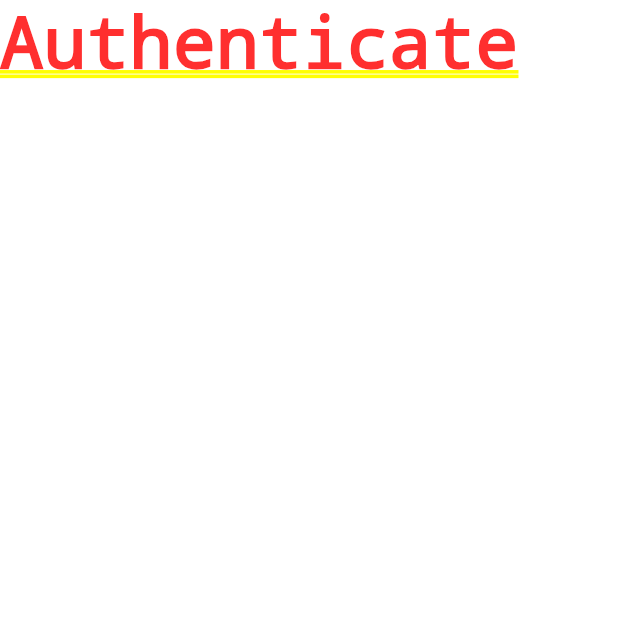
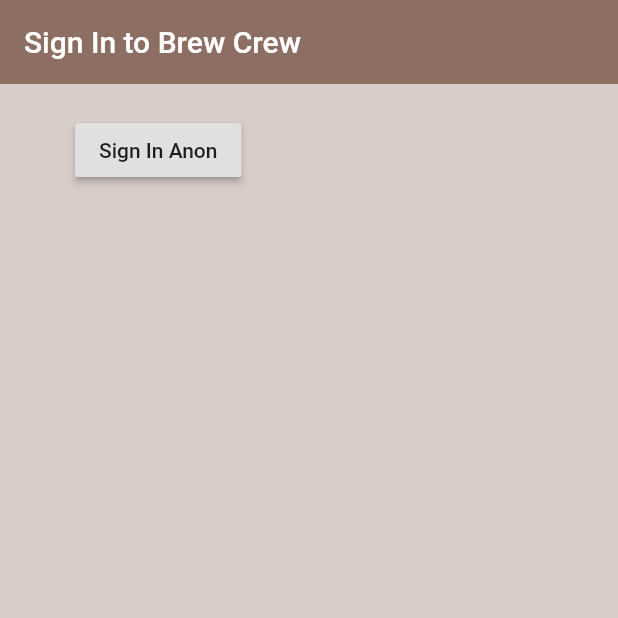
Before and after one commit to AshishBansal-Official/Flutter-Brew_crew, a Flutter app: the screen it shows after launch, on a phone screen of 412 x 824 dp, the top half of it. Run offline on Flutter 3.47's test engine with Material 2 defaults, Android fonts, the phone set to English and light mode, and no system bars; our stand-ins replace firebase_auth; accounts and stored records are empty.

Commit message:
Annonymous SignIn

```diff
--- a/lib/screens/authenticate/authenticate.dart
+++ b/lib/screens/authenticate/authenticate.dart
@@ -1,3 +1,4 @@
+import 'package:brew_crew/screens/authenticate/sign_in.dart';
 import 'package:flutter/material.dart';
 
 class Authenticate extends StatefulWidget {
@@ -9,7 +10,7 @@ class _AuthenticateState extends State<Authenticate> {
   @override
   Widget build(BuildContext context) {
     return Container(
-      child: Text("Authenticate"),
+      child: SignIn(),
     );
   }
 }
--- /dev/null
+++ b/lib/screens/authenticate/sign_in.dart
@@ -0,0 +1,39 @@
+import 'package:brew_crew/services/auth.dart';
+import 'package:flutter/material.dart';
+
+class SignIn extends StatefulWidget {
+  @override
+  _SignInState createState() => _SignInState();
+}
+
+class _SignInState extends State<SignIn> {
+
+  final AuthService _auth = AuthService();
+
+  @override
+  Widget build(BuildContext context) {
+    return Scaffold(
+      backgroundColor: Colors.brown[100],
+      appBar: AppBar(
+        backgroundColor: Colors.brown[400],
+        elevation: 0.0,
+        title: Text("Sign In to Brew Crew"),
+      ),
+      body: Container(
+        padding: EdgeInsets.symmetric(vertical: 20.0, horizontal: 50.0),
+        child: RaisedButton(
+          child: Text("Sign In Anon"),
+          onPressed: () async {
+            dynamic result = await _auth.signinAnon();
+            if (result == null) {
+              print("Error Signing in");
+            } else {
+              print("Signned in");
+              print(result);
+            }
+          },
+        ),
+      ),
+    );
+  }
+}
--- a/pubspec.yaml
+++ b/pubspec.yaml
@@ -19,7 +19,7 @@ environment:
 dependencies:
   flutter:
     sdk: flutter
-  firebase_auth: ^0.15.4
+  firebase_auth: ^0.14.0+5
   cloud_firestore: ^0.13.3
 
   # The following adds the Cupertino Icons font to your application.
```
Also changed, not shown: pubspec.lock.
